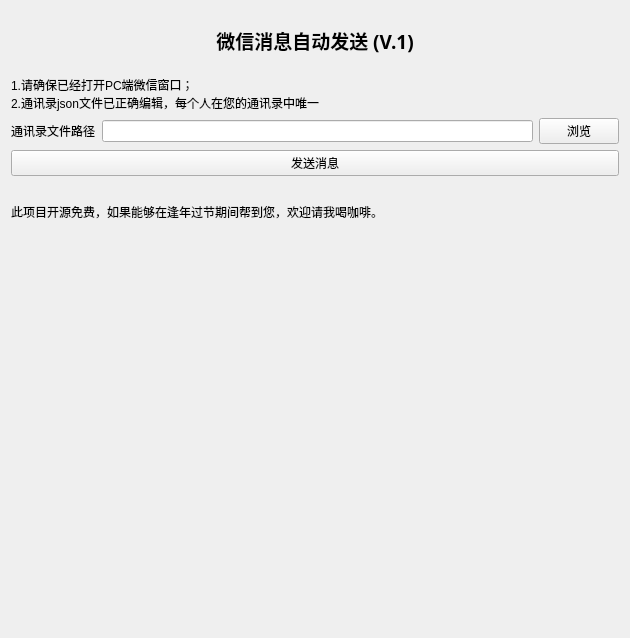
The window that gui.ui (salan668/AutoSendMessageOnWeChat) describes before a commit, drawn with Qt 5.
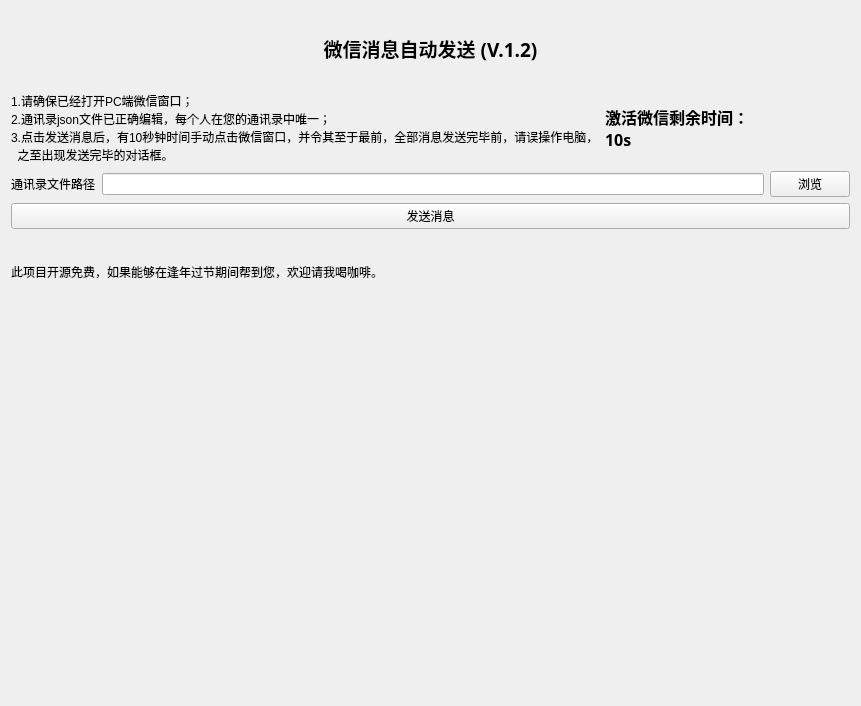
The same window after the commit. Icons and pictures are not drawn.

Commit message: 界面增加了倒计时显示

What changed in the file:
```diff
--- a/gui.ui
+++ b/gui.ui
@@ -6,8 +6,8 @@
    <rect>
     <x>0</x>
     <y>0</y>
-    <width>630</width>
-    <height>638</height>
+    <width>861</width>
+    <height>706</height>
    </rect>
   </property>
   <property name="sizePolicy">
@@ -19,12 +19,12 @@
   <property name="windowTitle">
    <string>微信消息自动发送</string>
   </property>
-  <layout class="QHBoxLayout" name="horizontalLayout_3">
-   <item>
-    <layout class="QVBoxLayout" name="verticalLayout_3">
-     <item>
+  <layout class="QGridLayout" name="gridLayout">
+   <item row="0" column="0">
       <layout class="QVBoxLayout" name="verticalLayout_2">
        <item>
+      <layout class="QVBoxLayout" name="verticalLayout">
+       <item>
         <widget class="QLabel" name="label_4">
          <property name="font">
           <font>
@@ -35,7 +35,7 @@
           </font>
          </property>
          <property name="text">
-          <string>微信消息自动发送 (V.1)</string>
+          <string>微信消息自动发送 (V.1.2)</string>
          </property>
          <property name="alignment">
           <set>Qt::AlignCenter</set>
@@ -43,14 +43,34 @@
         </widget>
        </item>
        <item>
-        <layout class="QVBoxLayout" name="verticalLayout">
+        <layout class="QHBoxLayout" name="horizontalLayout_3">
          <item>
           <widget class="QLabel" name="label_2">
            <property name="text">
             <string>1.请确保已经打开PC端微信窗口；
-2.通讯录json文件已正确编辑，每个人在您的通讯录中唯一</string>
+2.通讯录json文件已正确编辑，每个人在您的通讯录中唯一；
+3.点击发送消息后，有10秒钟时间手动点击微信窗口，并令其至于最前，全部消息发送完毕前，请误操作电脑，
+  之至出现发送完毕的对话框。</string>
            </property>
           </widget>
+         </item>
+         <item>
+          <widget class="QLabel" name="labelRemainTime">
+           <property name="font">
+            <font>
+             <family>Adobe Arabic</family>
+             <pointsize>12</pointsize>
+             <weight>75</weight>
+             <bold>true</bold>
+            </font>
+           </property>
+           <property name="text">
+            <string>激活微信剩余时间：
+10s</string>
+           </property>
+          </widget>
+         </item>
+        </layout>
          </item>
          <item>
           <layout class="QHBoxLayout" name="horizontalLayout">
@@ -80,8 +100,6 @@
            </property>
           </widget>
          </item>
-        </layout>
-       </item>
        <item>
         <widget class="QLabel" name="label_3">
          <property name="text">
```
Left out of the diff: 4 changed lines with no effect on the pictures. Lines whose indentation alone changed are shown as unchanged. The commit also changes 1 other file.
